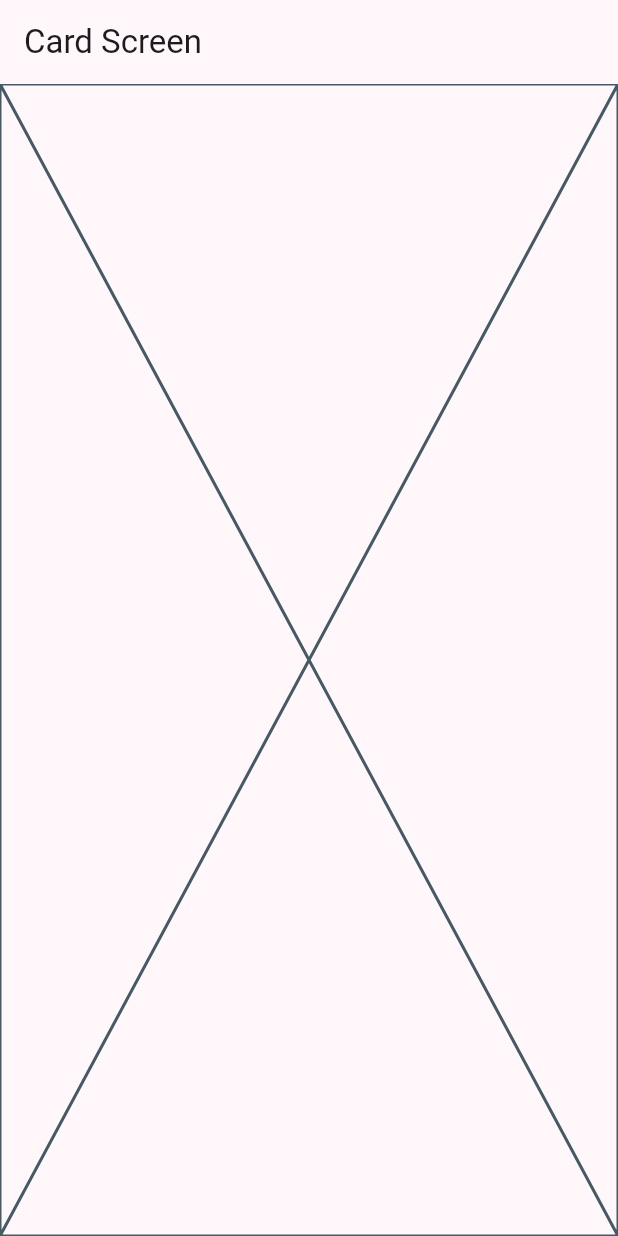
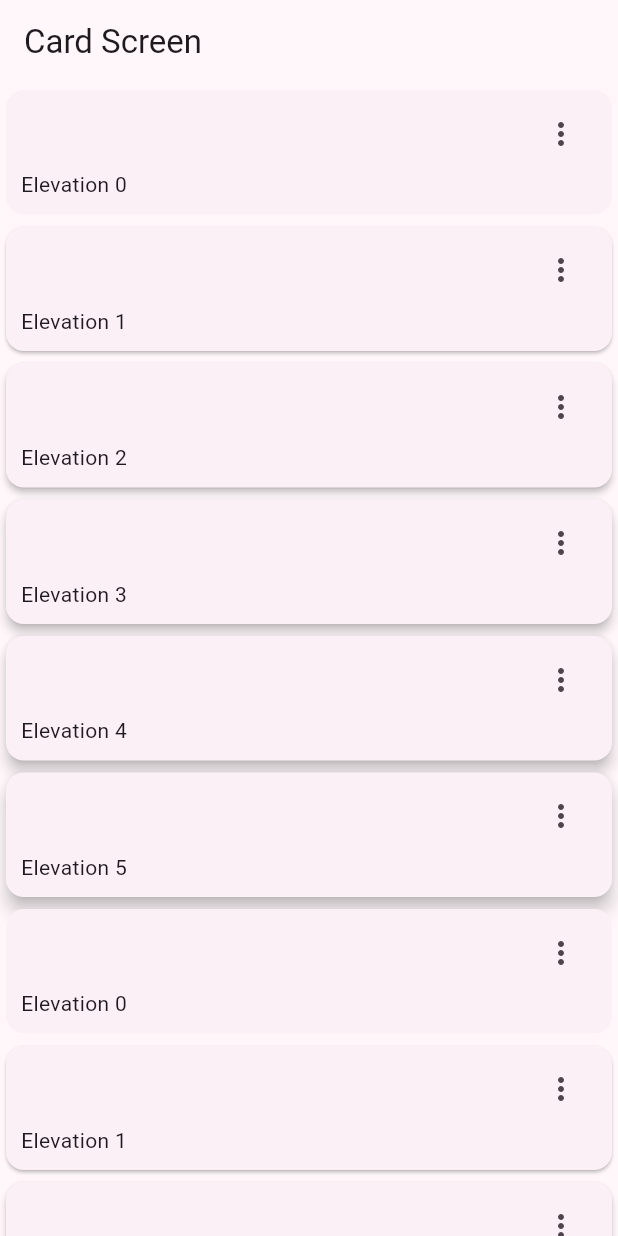
Before and after one commit to geserrato/widgets_app, a Flutter app: the CardScreen screen opened by its route, on a phone screen of 412 x 824 dp. Run offline on Flutter 3.47's test engine with Material 2 defaults, Android fonts, the phone set to English and light mode, and no system bars; our stand-ins replace go_router.

Commit message:
add card view

```diff
--- a/lib/presentation/screens/cards/card_screen.dart
+++ b/lib/presentation/screens/cards/card_screen.dart
@@ -1,4 +1,14 @@
+// ignore_for_file: public_member_api_docs, sort_constructors_first
 import 'package:flutter/material.dart';
+
+const cards = <Map<String, dynamic>>[
+  {'elevation': 0.0, 'label': 'Elevation 0'},
+  {'elevation': 1.0, 'label': 'Elevation 1'},
+  {'elevation': 2.0, 'label': 'Elevation 2'},
+  {'elevation': 3.0, 'label': 'Elevation 3'},
+  {'elevation': 4.0, 'label': 'Elevation 4'},
+  {'elevation': 5.0, 'label': 'Elevation 5'},
+];
 
 class CardScreen extends StatelessWidget {
   static const String name = 'cards_screen';
@@ -10,7 +20,68 @@ class CardScreen extends StatelessWidget {
       appBar: AppBar(
         title: const Text('Card Screen'),
       ),
-      body: const Placeholder(),
+      body: const _CardView(),
     );
   }
 }
+
+class _CardView extends StatelessWidget {
+  const _CardView();
+
+  @override
+  Widget build(BuildContext context) {
+    return SingleChildScrollView(
+      child: Column(
+        children: [
+          ...cards.map(
+            (card) => _CardType1(
+              elevation: card['elevation'],
+              label: card['label'],
+            ),
+          ),
+          ...cards.map(
+            (card) => _CardType1(
+              elevation: card['elevation'],
+              label: card['label'],
+            ),
+          ),
+        ],
+      ),
+    );
+  }
+}
+
+class _CardType1 extends StatelessWidget {
+  final String label;
+  final double elevation;
+
+  const _CardType1({
+    required this.label,
+    required this.elevation,
+  });
+
+  @override
+  Widget build(BuildContext context) {
+    return Card(
+      elevation: elevation,
+      child: Padding(
+        padding: const EdgeInsets.fromLTRB(10, 5, 10, 10),
+        child: Column(
+          children: [
+            Align(
+              alignment: Alignment.topRight,
+              child: IconButton(
+                onPressed: () {},
+                icon: const Icon(Icons.more_vert_outlined),
+              ),
+            ),
+            Align(
+              alignment: Alignment.bottomLeft,
+              child: Text(label),
+            )
+          ],
+        ),
+      ),
+    );
+  }
+}
```
